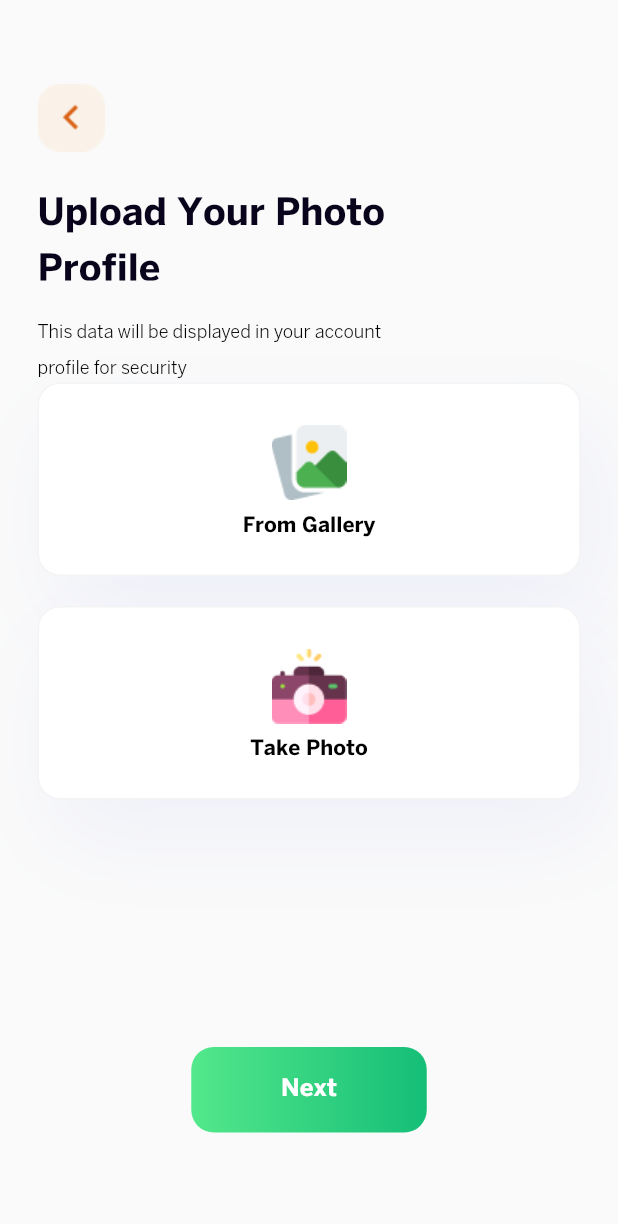
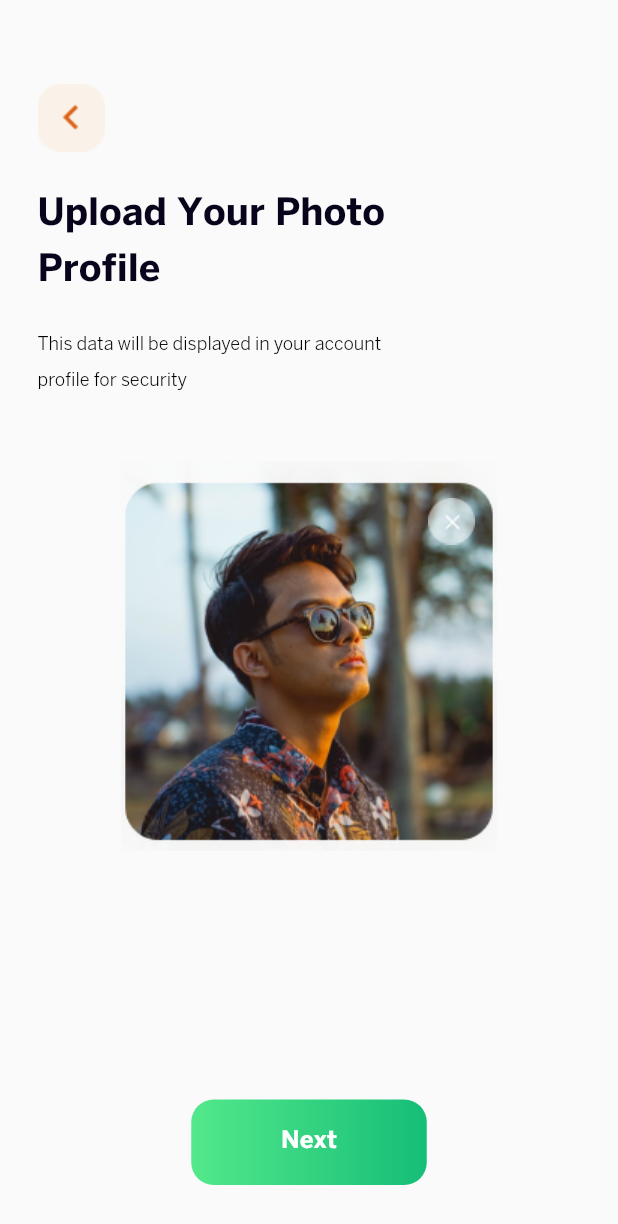
Before and after one commit to KingNarmar/food_delivery, a Flutter app: the UploadPhotoScreen screen opened by its route, after a tap on "Next", on a phone screen of 412 x 824 dp. Shown: the top 1224 px of the screen. Run offline on Flutter 3.47's test engine with Material 2 defaults, Android fonts, the phone set to English and light mode, and no system bars.

Commit message:
upload preview screen done

```diff
--- a/lib/root/app_root.dart
+++ b/lib/root/app_root.dart
@@ -2,9 +2,11 @@ import 'package:flutter/material.dart';
 import 'package:food_delivery/screens/login_screen/login_screen.dart';
 import 'package:food_delivery/screens/onBoarding1/on_boarding1.dart';
 import 'package:food_delivery/screens/payment_method/payment_method_screen.dart';
+import 'package:food_delivery/screens/set_location_screen/set_location_screen.dart';
 import 'package:food_delivery/screens/sign_up_process_screen/sign_up_process_screen.dart';
 import 'package:food_delivery/screens/sign_up_screen/sign_up_screen.dart';
 import 'package:food_delivery/screens/upload_photo_screen/upload_photo_screen.dart';
+import 'package:food_delivery/screens/upload_preview_screen/upload_preview_screen.dart';
 
 import '../screens/onBoarding2/on_boarding2.dart';
 import '../screens/splash_screen/splash_screen.dart';
@@ -24,7 +26,9 @@ class MyApp extends StatelessWidget {
         "signUp": (context) => SignUpScreen(),
         "signUpProcess": (context) => SignUpProcessScreen(),
         "payment": (context) => const PaymentMethodScreen(),
-        "uploadPhoto": (context) => const UploadPhotoScreen()
+        "uploadPhoto": (context) => const UploadPhotoScreen(),
+        "uploadPreview": (context) => const UploadPreviewScreen(),
+        "setLocation": (context) => const SetLocationScreen()
       },
       initialRoute: "payment",
     );
--- /dev/null
+++ b/lib/screens/set_location_screen/set_location_screen.dart
@@ -0,0 +1,10 @@
+import 'package:flutter/material.dart';
+
+class SetLocationScreen extends StatelessWidget {
+  const SetLocationScreen({super.key});
+
+  @override
+  Widget build(BuildContext context) {
+    return const Placeholder();
+  }
+}
--- a/lib/screens/upload_photo_screen/upload_photo_screen.dart
+++ b/lib/screens/upload_photo_screen/upload_photo_screen.dart
@@ -116,7 +116,12 @@ class UploadPhotoScreen extends StatelessWidget {
                 const SizedBox(
                   height: 165,
                 ),
-                Center(child: CustomButton(text: "Next", onTap: () {}))
+                Center(
+                    child: CustomButton(
+                        text: "Next",
+                        onTap: () {
+                          Navigator.pushNamed(context, "uploadPreview");
+                        }))
               ],
             ),
           ),
--- /dev/null
+++ b/lib/screens/upload_preview_screen/upload_preview_screen.dart
@@ -0,0 +1,106 @@
+import 'package:flutter/material.dart';
+import 'package:food_delivery/componants/app_bar_backword_icon.dart';
+import 'package:food_delivery/componants/custom_button.dart';
+import 'package:food_delivery/utl/assets.dart';
+
+class UploadPreviewScreen extends StatelessWidget {
+  const UploadPreviewScreen({super.key});
+
+  @override
+  Widget build(BuildContext context) {
+    return SafeArea(
+      child: Scaffold(
+        appBar: AppBar(
+          automaticallyImplyLeading: false,
+          backgroundColor: Colors.transparent,
+          elevation: 0,
+        ),
+        body: SingleChildScrollView(
+          child: Padding(
+            padding: const EdgeInsets.symmetric(horizontal: 25),
+            child: Column(
+              crossAxisAlignment: CrossAxisAlignment.start,
+              children: [
+                AppBarBackWordIcon(
+                  padding: EdgeInsets.zero,
+                  onTap: () {
+                    Navigator.pop(context);
+                  },
+                ),
+                const SizedBox(
+                  height: 20,
+                ),
+                const SizedBox(
+                  width: 264,
+                  child: Text(
+                    'Upload Your Photo Profile',
+                    style: TextStyle(
+                      color: Color(0xFF09041B),
+                      fontSize: 25,
+                      fontFamily: 'BentonSans Bold',
+                      fontWeight: FontWeight.w400,
+                      height: 1.5,
+                    ),
+                  ),
+                ),
+                const SizedBox(
+                  height: 20,
+                ),
+                const SizedBox(
+                  width: 239,
+                  child: Text(
+                    'This data will be displayed in your account profile for security',
+                    style: TextStyle(
+                      color: Colors.black,
+                      fontSize: 12,
+                      fontFamily: 'BentonSans Book',
+                      fontWeight: FontWeight.w400,
+                      height: 2,
+                    ),
+                  ),
+                ),
+                const SizedBox(
+                  height: 44,
+                ),
+                Center(
+                  child: Stack(
+                    children: [
+                      Container(
+                        width: 251,
+                        height: 260,
+                        decoration: const BoxDecoration(
+                          image: DecorationImage(
+                            image: AssetImage(Assets.testPic),
+                            fit: BoxFit.fill,
+                          ),
+                        ),
+                      ),
+                      Positioned(
+                        top: 25,
+                        right: 15,
+                        child: Image.asset(
+                          Assets.closeIcon,
+                        ),
+                      )
+                    ],
+                  ),
+                ),
+                const SizedBox(
+                  height: 166,
+                ),
+                Center(
+                  child: CustomButton(
+                    text: "Next",
+                    onTap: () {
+                      Navigator.pushNamed(context, "setLocation");
+                    },
+                  ),
+                )
+              ],
+            ),
+          ),
+        ),
+      ),
+    );
+  }
+}
--- a/lib/utl/assets.dart
+++ b/lib/utl/assets.dart
@@ -16,6 +16,8 @@ abstract class Assets {
   static const String visaPic = "assets/images/visa pic.png";
   static const String galaryPic = "assets/images/GalleryPic.png";
   static const String cameraPic = "assets/images/cameraPic.png";
+  static const String testPic = "assets/images/upload preview pic.png";
+  static const String closeIcon = "assets/images/Close Icon.png";
   static const String vigaFont = "Viga";
   static const String interFont = "Inter";
   static const String bentonSansBoldFont = "BentonSans Bold";
```
Also changed, not shown: assets/images/Close Icon.png (added), assets/images/upload preview pic.png (added).
